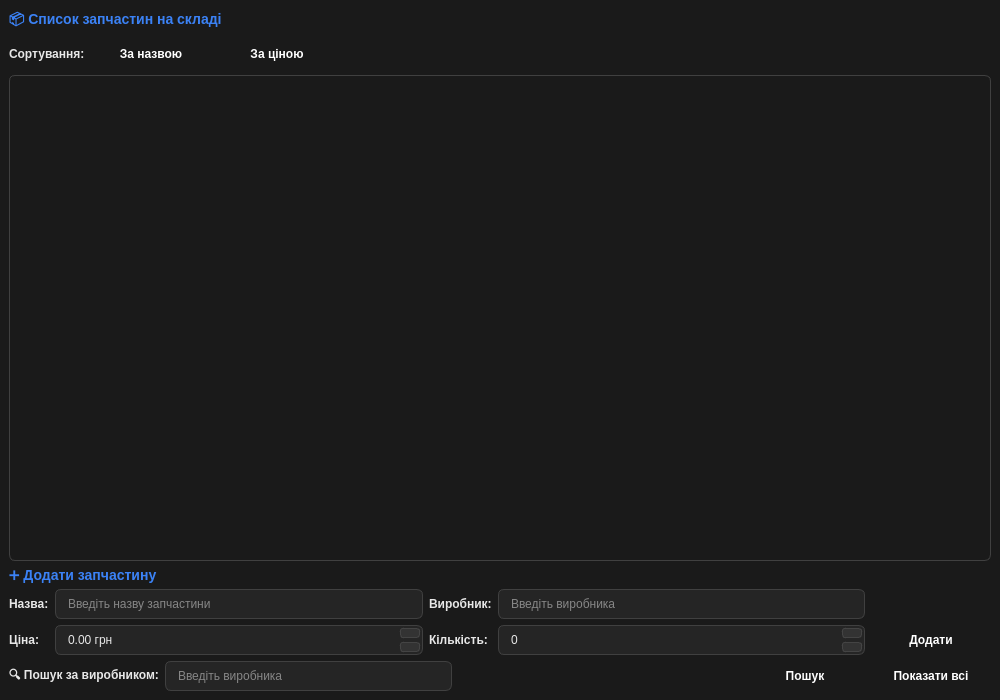
kuroshi-dev/uni-oop, file lab07/task01/warehousewindow.ui: the form before one commit.
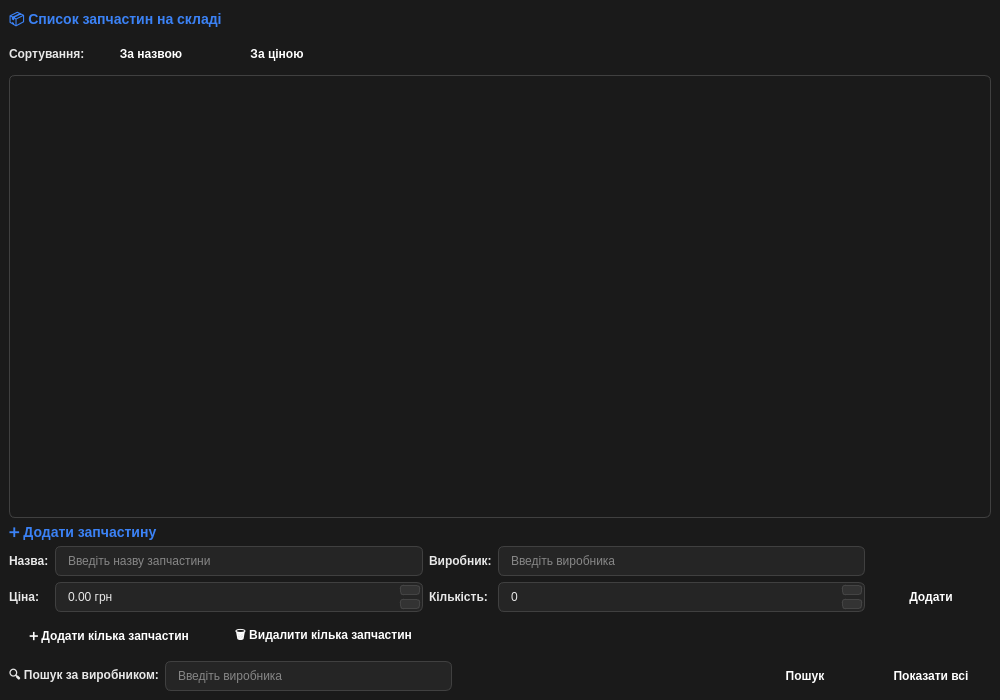
The form after the commit.

```diff
--- a/lab07/task01/warehousewindow.ui
+++ b/lab07/task01/warehousewindow.ui
@@ -305,6 +305,37 @@
       </item>
      </layout>
     </item>
+    <item>
+     <layout class="QHBoxLayout" name="multiActionsLayout">
+      <item>
+       <widget class="QPushButton" name="addMultipleButton">
+        <property name="text">
+         <string>➕ Додати кілька запчастин</string>
+        </property>
+       </widget>
+      </item>
+      <item>
+       <widget class="QPushButton" name="removeMultipleButton">
+        <property name="text">
+         <string>🗑️ Видалити кілька запчастин</string>
+        </property>
+       </widget>
+      </item>
+      <item>
+       <spacer name="horizontalSpacer_3">
+        <property name="orientation">
+         <enum>Qt::Orientation::Horizontal</enum>
+        </property>
+        <property name="sizeHint" stdset="0">
+         <size>
+          <width>40</width>
+          <height>20</height>
+         </size>
+        </property>
+       </spacer>
+      </item>
+     </layout>
+    </item>
     <item>
      <layout class="QHBoxLayout" name="searchLayout">
       <item>
```
